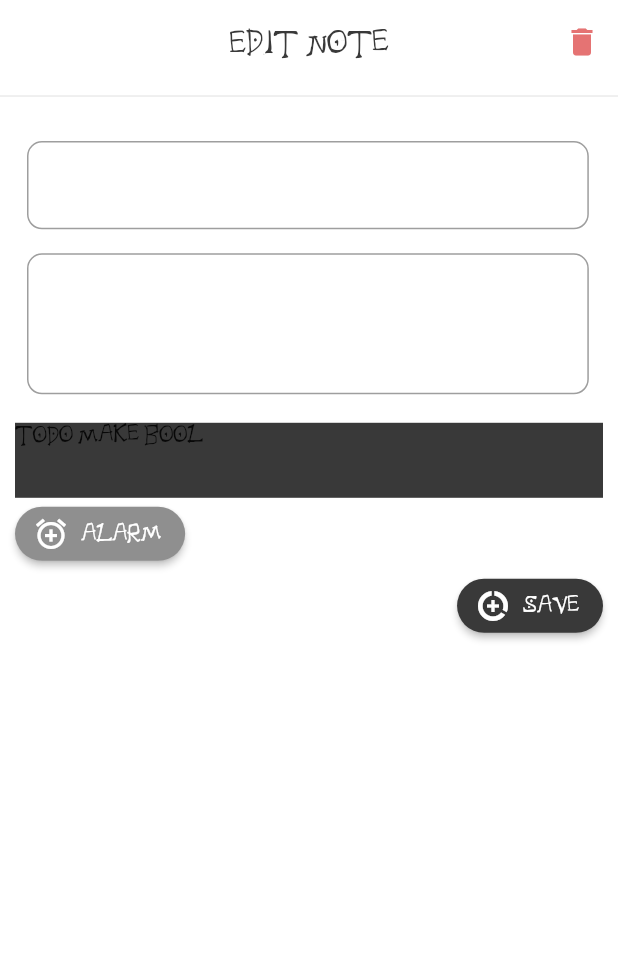
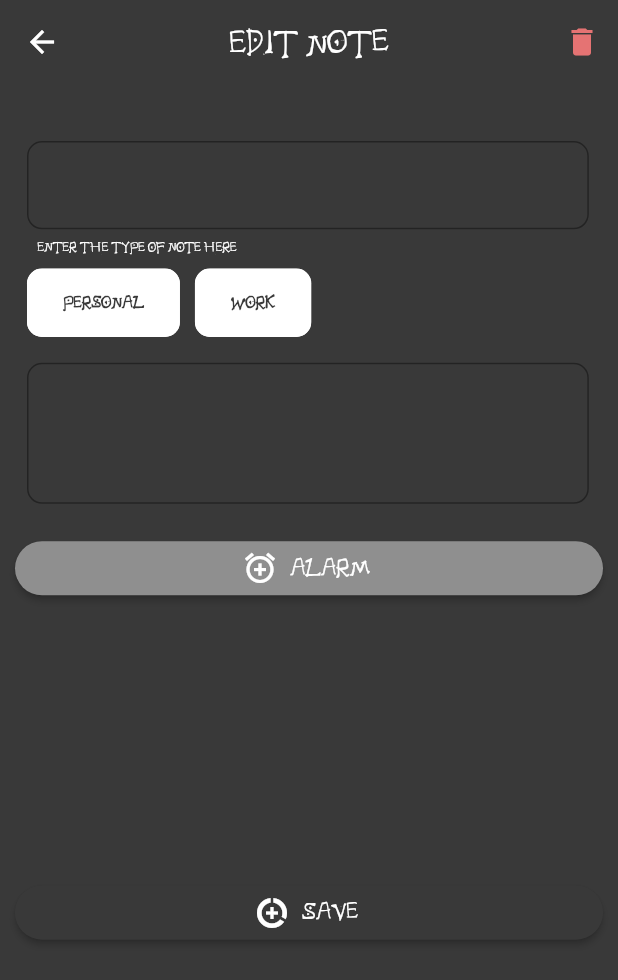
Before and after one commit to z3sh4n/deathnote, a Flutter app: the EditNote screen opened directly with empty values, on a phone screen of 412 x 824 dp. Shown: the top 980 px of the screen. Run offline on Flutter 3.47's test engine with Material 2 defaults, Android fonts, the phone set to English and light mode, and no system bars; our stand-ins replace cloud_firestore, firebase_auth, firebase_core, flutter_login, flutter_staggered_animations; accounts and stored records are empty.

Commit message:
many mini changes in UI

```diff
--- a/lib/Screens/auth_screen.dart
+++ b/lib/Screens/auth_screen.dart
@@ -6,7 +6,6 @@
 
 import '/Screens/home_screen.dart';
 import '/constrains/themes.dart';
-import 'homedemo.dart';
 
 class AuthScreen extends StatelessWidget {
   const AuthScreen({Key? key}) : super(key: key);
@@ -21,7 +20,7 @@
       onRecoverPassword: _recoverPassword,
       onSubmitAnimationCompleted: () {
         Navigator.of(context).pushReplacement(
-            MaterialPageRoute(builder: (context) => const Homereen()));
+            MaterialPageRoute(builder: (context) => const HomeScreen()));
       },
       theme: LoginTheme(
           pageColorDark: kBlackColor,
--- a/lib/Screens/edit_note_screen.dart
+++ b/lib/Screens/edit_note_screen.dart
@@ -1,5 +1,6 @@
 import 'package:cloud_firestore/cloud_firestore.dart';
-import 'package:firebase_auth/firebase_auth.dart';
+import 'package:deathnote/Screens/new_note_screen.dart';
+import 'package:deathnote/Widgets/type_chip.dart';
 import 'package:flutter/material.dart';
 
 import '../Widgets/bottom_fields.dart';
@@ -23,6 +24,7 @@
 
   TextEditingController _title = TextEditingController();
   TextEditingController _discription = TextEditingController();
+  String type = '';
 
   @override
   void initState() {
@@ -40,7 +42,7 @@
         elevation: 0,
         title: const Text(
           'Edit Note',
-          style: TextStyle(color: kBlackColor),
+          style: TextStyle(color: kWhiteColor),
         ),
         actions: [
           IconButton(
@@ -55,11 +57,10 @@
               ))
         ],
         centerTitle: true,
-        backgroundColor: kWhiteColor,
+        backgroundColor: kBlackColor,
       ),
       body: Stack(children: [
-        Container(color: kWhiteColor),
-        const Divider(),
+        Container(color: kBlackColor),
         Padding(
           padding: const EdgeInsets.all(10),
           child: Column(
@@ -69,6 +70,25 @@
               Padding(
                   padding: const EdgeInsets.all(8.0),
                   child: field(size, widget.docToEdit!['title'], _title, 1)),
+                  const hintx(
+                tx: 'Enter the Type of note here',
+              ),
+              Padding(
+                padding: const EdgeInsets.all(8.0),
+                child: Row(
+                  children: [
+                    TypeChip(
+                      tx: 'personal',
+                      type: type,
+                    ),
+                    const SizedBox(width: 10),
+                    TypeChip(
+                      tx: 'Work',
+                      type: type,
+                    ),
+                  ],
+                ),
+              ),
               Padding(
                 padding: const EdgeInsets.all(8.0),
                 child: SizedBox(
@@ -80,18 +100,12 @@
               const SizedBox(
                 height: 5,
               ),
-              Container(
-                child: const Text('TODo Make bool'),
-                color: kBlackColor,
-                height: 50,
-                width: double.infinity,
-              ),
+
               button(
                   'alarm', Icons.add_alarm_outlined, kLightBlackColor, () {}),
-              Row(
-                mainAxisAlignment: MainAxisAlignment.end,
-                children: [
-                  button(
+              Expanded(
+                child: Center(
+                  child: button(
                     'Save',
                     Icons.data_saver_on_sharp,
                     kBlackColor,
@@ -102,19 +116,12 @@
                           'title': _title.text,
                           'discription': _discription.text,
                         }).whenComplete(() => Navigator.of(context).pop());
-                        // ref
-                        //     .doc(_auth.currentUser!.uid)
-                        //     .collection('notes')
-                        //     .add({
-                        //   'title': _title.text,
-                        //   'discription': _discription.text,
-                        // }).whenComplete(() => Navigator.of(context).pop());
                       } else {
                         return null;
                       }
                     },
                   ),
-                ],
+                ),
               ),
             ],
           ),
--- a/lib/Screens/home_screen.dart
+++ b/lib/Screens/home_screen.dart
@@ -93,6 +93,8 @@
                                               Radius.circular(30)),
                                         ),
                                         closedColor: kBlackColor,
+                                        closedElevation: 0,
+                                        openElevation: 0,
                                         transitionDuration:
                                             const Duration(milliseconds: 700),
                                         closedBuilder: (context, _) => HomeGrid(
--- a/lib/Screens/new_note_screen.dart
+++ b/lib/Screens/new_note_screen.dart
@@ -1,36 +1,37 @@
 import 'package:cloud_firestore/cloud_firestore.dart';
+import 'package:deathnote/Widgets/type_chip.dart';
 import 'package:firebase_auth/firebase_auth.dart';
 import 'package:flutter/material.dart';
 
 import '/constrains/themes.dart';
-import '../Widgets/Sheet_button.dart';
-import '../Widgets/bottom_fields.dart';
+import '/Widgets/Sheet_button.dart';
+import '/Widgets/bottom_fields.dart';
 
-class NewNote extends StatelessWidget {
-  NewNote({Key? key}) : super(key: key);
+class NewNote extends StatefulWidget {
+  const NewNote({Key? key}) : super(key: key);
 
+  @override
+  State<NewNote> createState() => _NewNoteState();
+}
+
+class _NewNoteState extends State<NewNote> {
   final FirebaseAuth _auth = FirebaseAuth.instance;
+
   final CollectionReference ref =
       FirebaseFirestore.instance.collection('users');
 
   final TextEditingController _title = TextEditingController();
+
   final TextEditingController _discription = TextEditingController();
+
+  String type = '';
 
   @override
   Widget build(BuildContext context) {
     final size = MediaQuery.of(context).size;
     return Scaffold(
-        appBar: AppBar(
-          elevation: 0,
-          title: const Text(
-            'add new Note',
-            style: TextStyle(color: kBlackColor),
-          ),
-          centerTitle: true,
-          backgroundColor: kWhiteColor,
-        ),
         body: Stack(children: [
-          Container(color: kWhiteColor),
+      Container(color: kBlackColor),
       const Divider(),
       Padding(
           padding: const EdgeInsets.all(10),
@@ -39,8 +40,27 @@
             children: [
               const SizedBox(height: 20),
               Padding(
+                padding: const EdgeInsets.all(10.0),
+                child: field(size, 'Title', _title, 1),
+              ),
+              const hintx(
+                tx: 'Enter the Type of note here',
+              ),
+              Padding(
                 padding: const EdgeInsets.all(8.0),
-                  child: field(size, 'Title', _title, 1),
+                child: Row(
+                  children: [
+                    TypeChip(
+                      tx: 'personal',
+                      type: type,
+                    ),
+                    const SizedBox(width: 10),
+                    TypeChip(
+                      tx: 'Work',
+                      type: type,
+                    ),
+                  ],
+                ),
               ),
               Padding(
                 padding: const EdgeInsets.all(8.0),
@@ -51,41 +71,62 @@
               const SizedBox(
                 height: 5,
               ),
-                Container(
-                  child: const Text('TODo Make bool'),
+              Chip(
+                backgroundColor: kWhiteColor,
+                label: const Text('add reminder '),
+                shape: RoundedRectangleBorder(
+                  borderRadius: BorderRadius.circular(10),
+                ),
+                labelPadding:
+                    const EdgeInsets.symmetric(vertical: 3.8, horizontal: 17),
+                labelStyle: const TextStyle(
                   color: kBlackColor,
-                  height: 50,
-                  width: double.infinity,
+                  fontSize: 12,
+                  fontWeight: FontWeight.bold,
                 ),
-                button(
-                    'alarm', Icons.add_alarm_outlined, kLightBlackColor, () {}),
-                Row(
-                  mainAxisAlignment: MainAxisAlignment.end,
-                  children: [
-                    button(
+              ),
+              const Spacer(),
+              Center(
+                child: button(
                   'Save',
                   Icons.data_saver_on_sharp,
-                      kBlackColor,
+                  kLightBlackColor,
                   () {
                     if (_title.text.isNotEmpty &&
-                            _discription.text.isNotEmpty) {
-                          ref
-                              .doc(_auth.currentUser!.uid)
-                              .collection('notes')
-                              .add({
+                        _discription.text.isNotEmpty &&
+                        type.isNotEmpty) {
+                      ref.doc(_auth.currentUser!.uid).collection('notes').add({
                         'title': _title.text,
                         'discription': _discription.text,
+                        'type': type,
                       }).whenComplete(() => Navigator.of(context).pop());
                     } else {
                       return null;
                     }
                   },
                 ),
+              ),
             ],
-                )
-              ],
-            ),
-          )
+          ))
     ]));
   }
 }
+
+class hintx extends StatelessWidget {
+  final String tx;
+  const hintx({
+    Key? key,
+    required this.tx,
+  }) : super(key: key);
+
+  @override
+  Widget build(BuildContext context) {
+    return Padding(
+      padding: const EdgeInsets.only(left: 15),
+      child: Text(
+        tx,
+        style: const TextStyle(fontSize: 8, color: kWhiteColor),
+      ),
+    );
+  }
+}
--- a/lib/Widgets/bottom_fields.dart
+++ b/lib/Widgets/bottom_fields.dart
@@ -2,21 +2,20 @@
 
 import '/constrains/themes.dart';
 
-Widget field(
-      Size size, String hintText, TextEditingController cont, int? l) {
+Widget field(Size size, String hintText, TextEditingController cont, int? l) {
   return SizedBox(
     height: size.height / 14,
     width: size.width / 1.1,
     child: TextField(
       maxLines: l,
+      style: const TextStyle(color: kWhiteColor),
       controller: cont,
       decoration: InputDecoration(
         hintText: hintText,
         hintStyle: const TextStyle(color: kLightBlackColor),
         focusedBorder: OutlineInputBorder(
             borderRadius: BorderRadius.circular(10),
-              borderSide:
-                  const BorderSide(color: kLightBlackColor, width: 2.3)),
+            borderSide: const BorderSide(color: kLightBlackColor, width: 2.3)),
         border: OutlineInputBorder(
           borderRadius: BorderRadius.circular(10),
         ),
--- a/lib/Widgets/sheet_button.dart
+++ b/lib/Widgets/sheet_button.dart
@@ -2,9 +2,10 @@
 
  import 'package:flutter/material.dart';
 
-Widget button(String title, IconData icon, Color co, Function() op) {
+Widget button(String title, IconData icon, Color co, Function() op,) {
     return ElevatedButton.icon(
         style: ButtonStyle(
+          fixedSize: MaterialStateProperty.all( const Size.fromWidth(500)),
             shape: MaterialStateProperty.all(
               const RoundedRectangleBorder(
                 borderRadius: BorderRadius.all(
--- /dev/null
+++ b/lib/Widgets/type_chip.dart
@@ -0,0 +1,40 @@
+import 'package:deathnote/constrains/themes.dart';
+import 'package:flutter/material.dart';
+
+class TypeChip extends StatefulWidget {
+  final String tx;
+  String type;
+   TypeChip({Key? key, required this.tx, required this.type}) : super(key: key);
+
+  @override
+  _TypeChipState createState() => _TypeChipState();
+}
+
+class _TypeChipState extends State<TypeChip> {
+  @override
+  Widget build(BuildContext context) {
+    return InkWell(
+      onTap: () {
+        setState(() {
+         widget.type = widget.tx;
+        });
+      },
+      child: Chip(
+        backgroundColor: kWhiteColor,
+        label: Text(widget.tx),
+        shape: RoundedRectangleBorder(
+            borderRadius: BorderRadius.circular(10),
+            side: BorderSide(
+              width: 3,
+              color: widget.type == widget.tx ? kLightBlackColor : Colors.transparent,
+            )),
+        labelPadding: const EdgeInsets.symmetric(vertical: 3.8, horizontal: 17),
+        labelStyle: const TextStyle(
+          color: kBlackColor,
+          fontSize: 10,
+          fontWeight: FontWeight.bold,
+        ),
+      ),
+    );
+  }
+}
```
Also changed, not shown: lib/Screens/homedemo.dart (deleted, +0 -169 lines), lib/Widgets/home_grid.dart (+8 -1 lines). Lines whose indentation alone changed are shown as unchanged.
